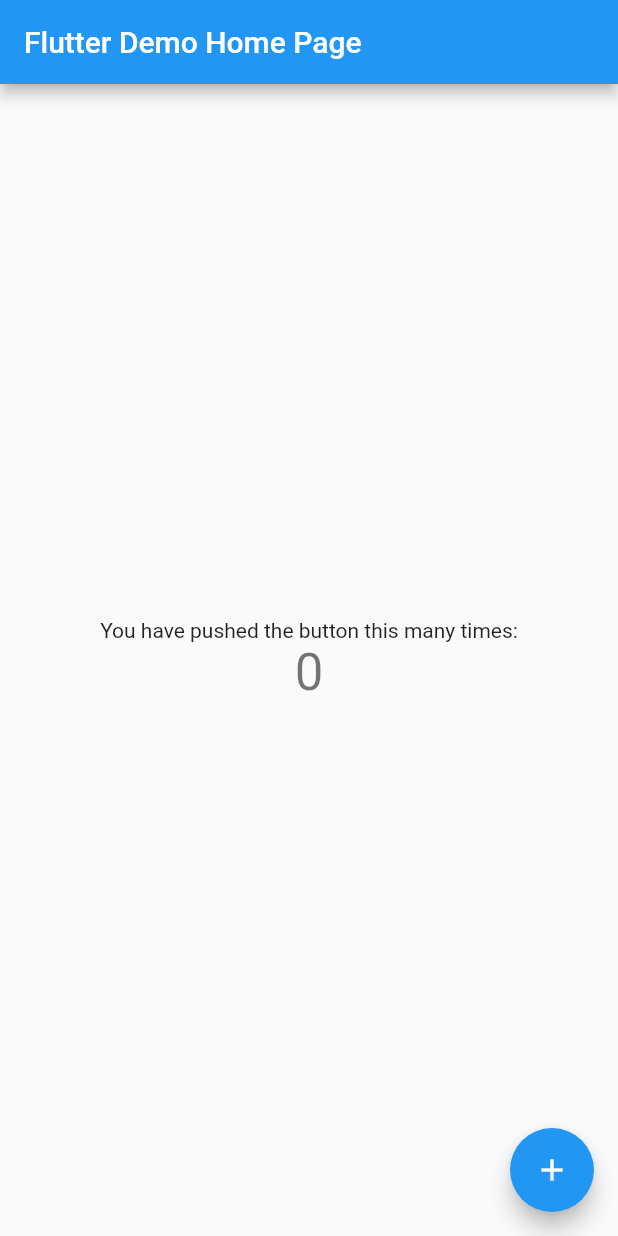
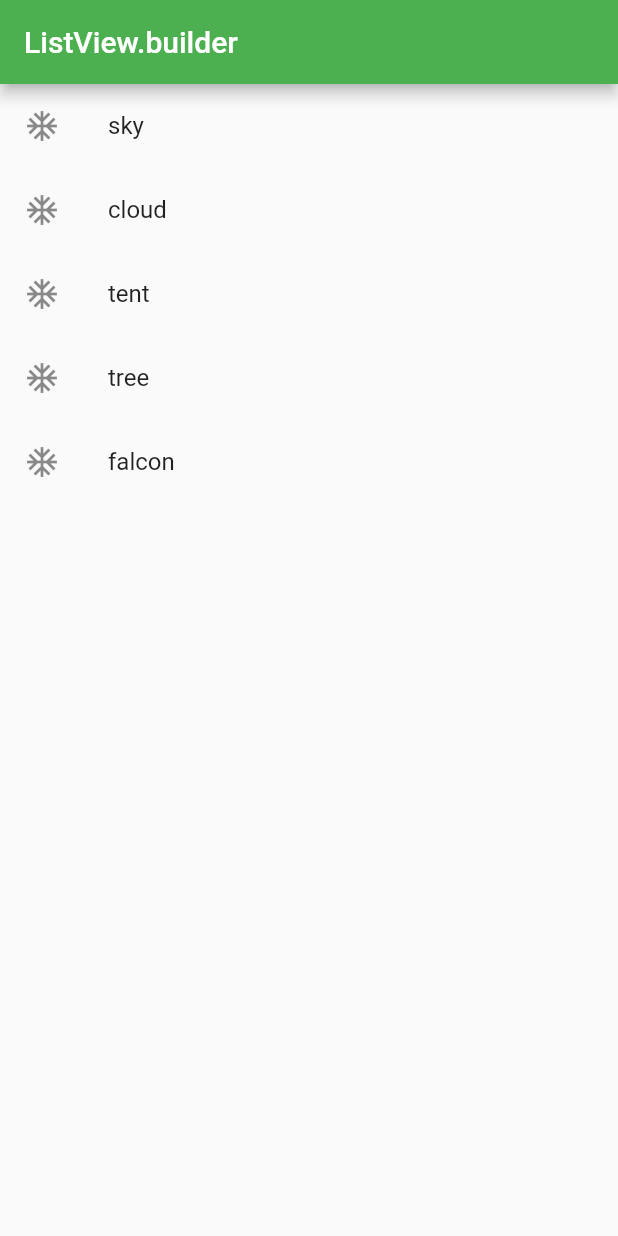
Before and after one commit to harmo00ny/flutter_firebase_sample, a Flutter app: the screen it shows after launch, on a phone screen of 412 x 824 dp. Run offline on Flutter 3.47's test engine with Material 2 defaults, Android fonts, the phone set to English and light mode, and no system bars.

Commit message:
リストビュー

```diff
--- a/lib/main.dart
+++ b/lib/main.dart
@@ -1,113 +1,38 @@
 import 'package:flutter/material.dart';
 
-void main() {
-  runApp(MyApp());
-}
+void main() => runApp(MyApp());
 
 class MyApp extends StatelessWidget {
-  // This widget is the root of your application.
   @override
   Widget build(BuildContext context) {
-    return MaterialApp(
-      title: 'Flutter Demo',
-      theme: ThemeData(
-        // This is the theme of your application.
-        //
-        // Try running your application with "flutter run". You'll see the
-        // application has a blue toolbar. Then, without quitting the app, try
-        // changing the primarySwatch below to Colors.green and then invoke
-        // "hot reload" (press "r" in the console where you ran "flutter run",
-        // or simply save your changes to "hot reload" in a Flutter IDE).
-        // Notice that the counter didn't reset back to zero; the application
-        // is not restarted.
-        primarySwatch: Colors.blue,
-      ),
-      home: MyHomePage(title: 'Flutter Demo Home Page'),
+    return new MaterialApp(
+      title: "ListView.builder",
+      theme: new ThemeData(primarySwatch: Colors.green),
+      debugShowCheckedModeBanner: false,
+      home: new ListViewBuilder(),
     );
   }
 }
 
-class MyHomePage extends StatefulWidget {
-  MyHomePage({Key? key, required this.title}) : super(key: key);
-
-  // This widget is the home page of your application. It is stateful, meaning
-  // that it has a State object (defined below) that contains fields that affect
-  // how it looks.
-
-  // This class is the configuration for the state. It holds the values (in this
-  // case the title) provided by the parent (in this case the App widget) and
-  // used by the build method of the State. Fields in a Widget subclass are
-  // always marked "final".
-
-  final String title;
-
-  @override
-  _MyHomePageState createState() => _MyHomePageState();
-}
-
-class _MyHomePageState extends State<MyHomePage> {
-  int _counter = 0;
-
-  void _incrementCounter() {
-    setState(() {
-      // This call to setState tells the Flutter framework that something has
-      // changed in this State, which causes it to rerun the build method below
-      // so that the display can reflect the updated values. If we changed
-      // _counter without calling setState(), then the build method would not be
-      // called again, and so nothing would appear to happen.
-      _counter++;
-    });
-  }
+class ListViewBuilder extends StatelessWidget {
+  final List<String> words = [
+    'sky',
+    'cloud',
+    'tent',
+    'tree',
+    'falcon',
+  ];
 
   @override
   Widget build(BuildContext context) {
-    // This method is rerun every time setState is called, for instance as done
-    // by the _incrementCounter method above.
-    //
-    // The Flutter framework has been optimized to make rerunning build methods
-    // fast, so that you can just rebuild anything that needs updating rather
-    // than having to individually change instances of widgets.
     return Scaffold(
-      appBar: AppBar(
-        // Here we take the value from the MyHomePage object that was created by
-        // the App.build method, and use it to set our appbar title.
-        title: Text(widget.title),
-      ),
-      body: Center(
-        // Center is a layout widget. It takes a single child and positions it
-        // in the middle of the parent.
-        child: Column(
-          // Column is also a layout widget. It takes a list of children and
-          // arranges them vertically. By default, it sizes itself to fit its
-          // children horizontally, and tries to be as tall as its parent.
-          //
-          // Invoke "debug painting" (press "p" in the console, choose the
-          // "Toggle Debug Paint" action from the Flutter Inspector in Android
-          // Studio, or the "Toggle Debug Paint" command in Visual Studio Code)
-          // to see the wireframe for each widget.
-          //
-          // Column has various properties to control how it sizes itself and
-          // how it positions its children. Here we use mainAxisAlignment to
-          // center the children vertically; the main axis here is the vertical
-          // axis because Columns are vertical (the cross axis would be
-          // horizontal).
-          mainAxisAlignment: MainAxisAlignment.center,
-          children: <Widget>[
-            Text(
-              'You have pushed the button this many times:',
-            ),
-            Text(
-              '$_counter',
-              style: Theme.of(context).textTheme.headline4,
-            ),
-          ],
-        ),
-      ),
-      floatingActionButton: FloatingActionButton(
-        onPressed: _incrementCounter,
-        tooltip: 'Increment',
-        child: Icon(Icons.add),
-      ), // This trailing comma makes auto-formatting nicer for build methods.
+      appBar: AppBar(title: Text("ListView.builder")),
+      body: ListView.builder(
+          itemCount: words.length,
+          itemBuilder: (BuildContext context, int index) {
+            return ListTile(
+                leading: Icon(Icons.ac_unit), title: Text(words[index]));
+          }),
     );
   }
 }
```
